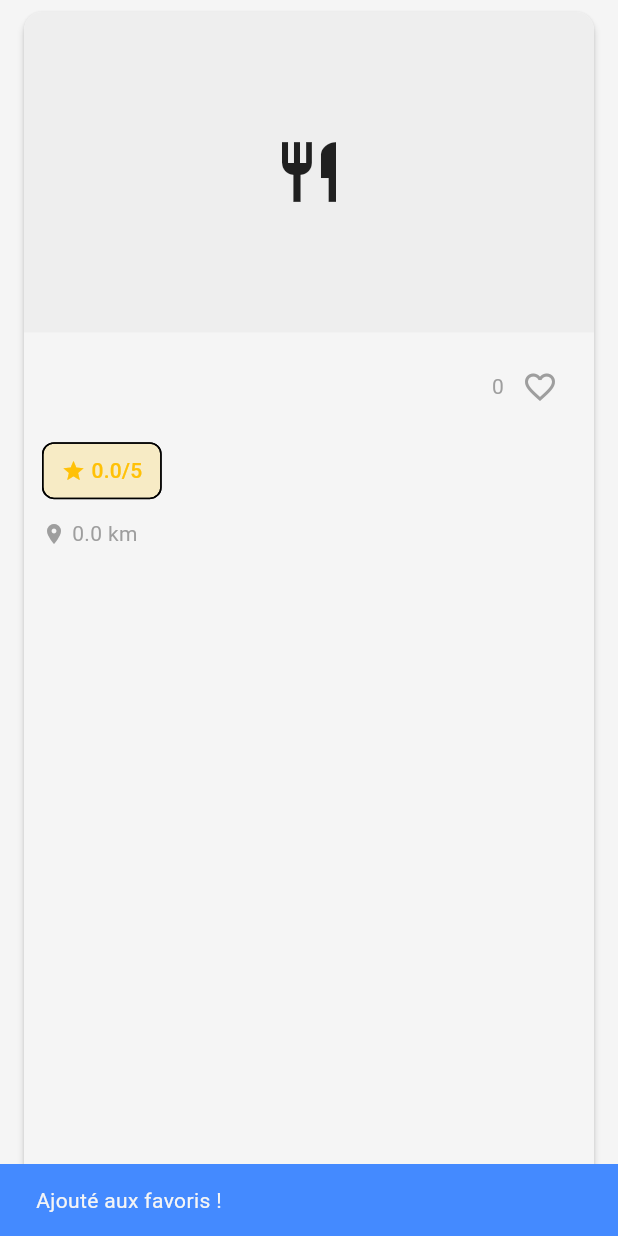
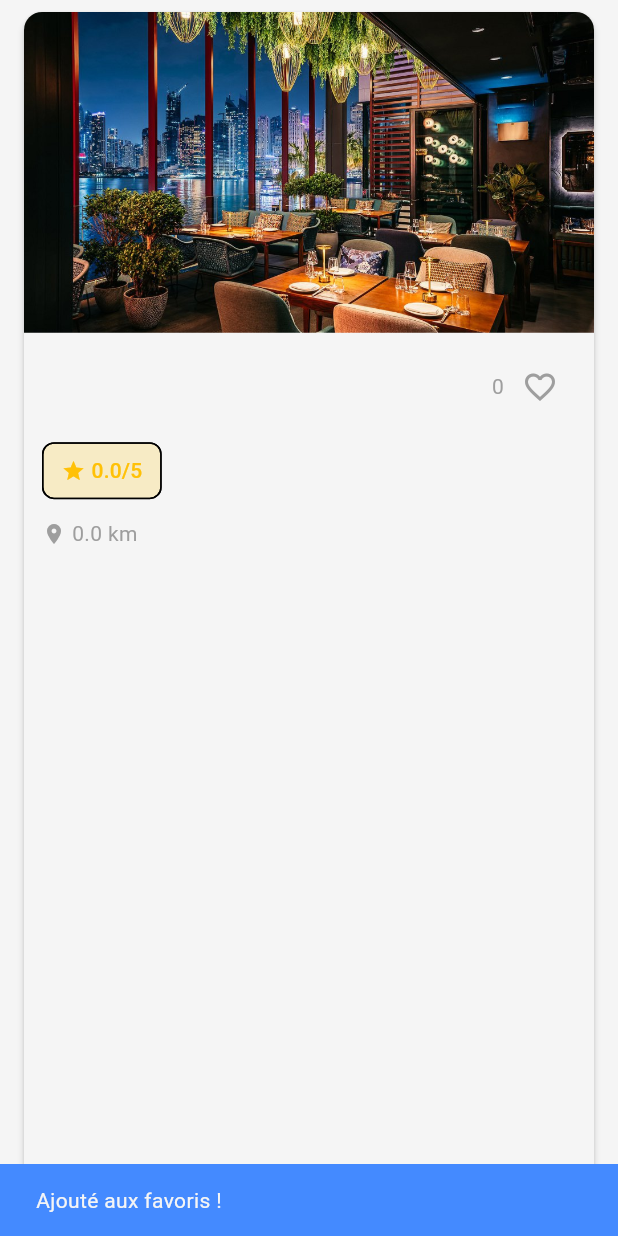
Before and after one commit to JeanMarcJorite/iuto_mobile, a Flutter app: the RestaurantCard widget shown alone on an empty page, opened directly with empty values, after a tap on the "favorite outline" icon, on a phone screen of 412 x 824 dp. Run offline on Flutter 3.47's test engine with Material 3 defaults, Android fonts, the phone set to English and light mode, and no system bars; our stand-ins replace flutter_map, geolocator, go_router, image_picker, latlong2, shared_preferences and 1 more; missing offline and left inert: bcrypt; accounts and stored records are empty; network calls fail.

Commit message:
mise en place d'une image par défaut pour les restaurants

```diff
--- a/lib/widgets/restaurant_card.dart
+++ b/lib/widgets/restaurant_card.dart
@@ -72,32 +72,10 @@ class RestaurantCard extends StatelessWidget {
       borderRadius: const BorderRadius.vertical(top: Radius.circular(12)),
       child: AspectRatio(
         aspectRatio: 16 / 9,
-        child: restaurant.photo != null && restaurant.photo!.isNotEmpty
-            ? Image.network(
-                restaurant.photo!,
-                fit: BoxFit.cover,
-                loadingBuilder: (context, child, loadingProgress) {
-                  if (loadingProgress == null) return child;
-                  return Center(
-                    child: CircularProgressIndicator(
-                      value: loadingProgress.expectedTotalBytes != null
-                          ? loadingProgress.cumulativeBytesLoaded /
-                              loadingProgress.expectedTotalBytes!
-                          : null,
-                    ),
-                  );
-                },
-                errorBuilder: (context, error, stackTrace) {
-                  return Container(
-                    color: Colors.grey[200],
-                    child: const Icon(Icons.restaurant, size: 48),
-                  );
-                },
-              )
-            : Container(
-                color: Colors.grey[200],
-                child: const Center(child: Icon(Icons.restaurant, size: 48)),
-              ),
+        child: Image.asset(
+          'assets/images/lounge.jpg',
+          fit: BoxFit.cover,
+        ),
       ),
     );
   }
```
Also changed, not shown: assets/images/lounge.jpg (added).
